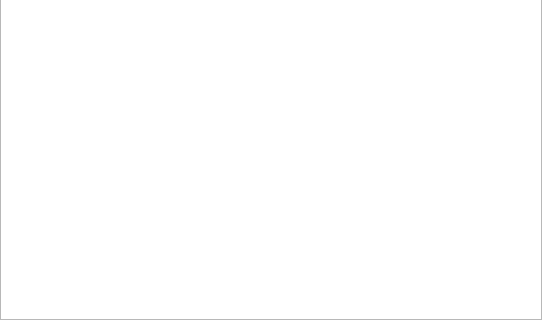
TURIING/wyy, file messagewidget.ui: the form before one commit; both pictures show x 0 to 542 and y 612 to 932 of the 542 by 932 pixel window.
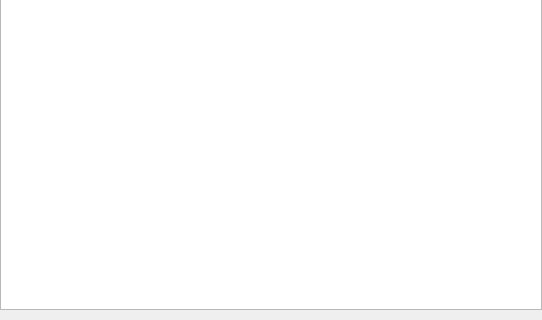
The form after the commit.

Diff of the .ui file:
```diff
--- a/messagewidget.ui
+++ b/messagewidget.ui
@@ -33,7 +33,7 @@
     <number>0</number>
    </property>
    <property name="bottomMargin">
-    <number>0</number>
+    <number>10</number>
    </property>
    <item>
     <layout class="QHBoxLayout" name="horizontalLayout" stretch="0,1,0">
```
